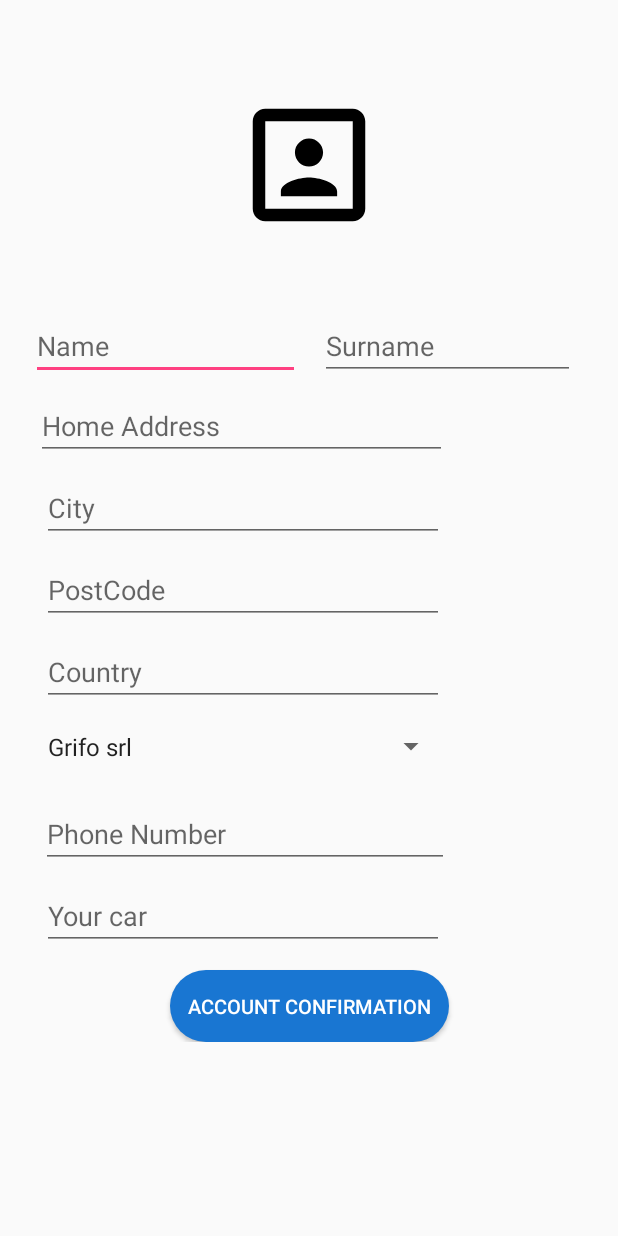
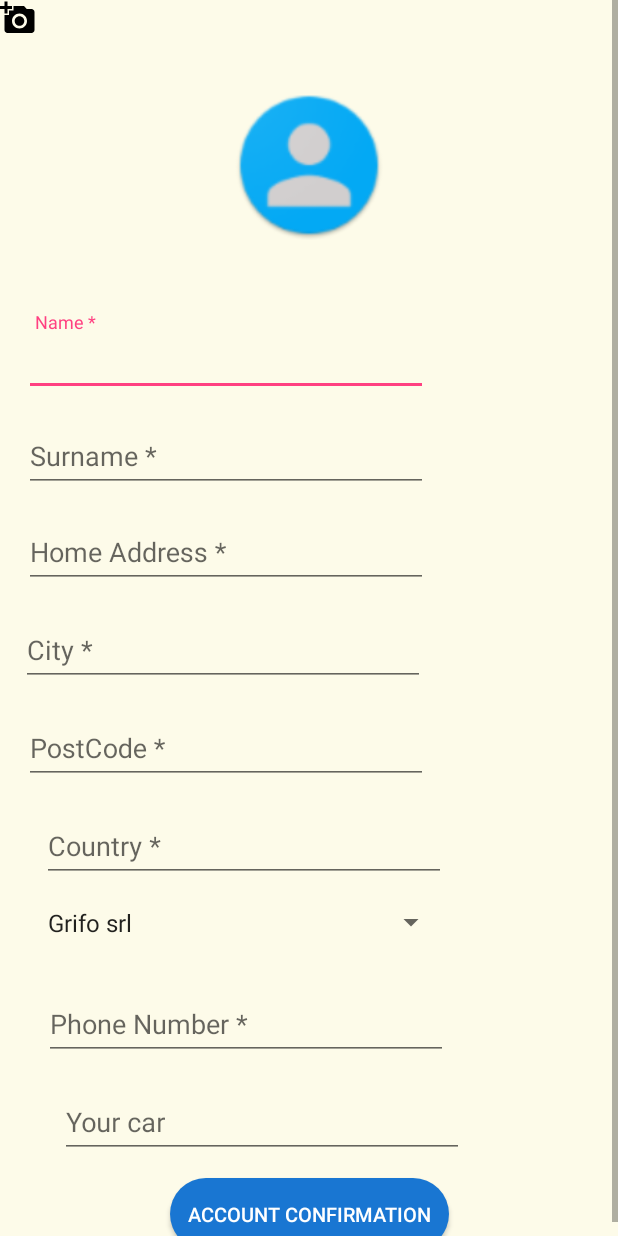
Before and after one commit to tommasotriggiano/CarpoolingProj, an Android app: the layout activity_registration_form.xml on its own in the app's theme, with its tools: preview values and no code run, on a phone screen of 412 x 824 dp. Run offline under Robolectric (Android 15) with nearby library versions, the phone set to English and light mode, and no system bars.

Commit message:
registration form activity

```diff
--- a/app/src/main/AndroidManifest.xml
+++ b/app/src/main/AndroidManifest.xml
@@ -8,6 +8,10 @@
          location permissions for the 'MyLocation' functionality.
     -->
     <uses-permission android:name="android.permission.ACCESS_FINE_LOCATION" />
+    <uses-permission android:name="android.permission.WRITE_EXTERNAL_STORAGE"/>
+    <uses-permission android:name="android.permission.READ_EXTERNAL_STORAGE"/>
+    <uses-permission android:name="android.permission.MEDIA_CONTENT_CONTROL"/>
+    <uses-permission android:name="android.permission.CAMERA"/>
 
     <application
         android:allowBackup="true"
--- a/app/src/main/java/it/uniba/di/sms/carpooling/RegistrationFormActivity.java
+++ b/app/src/main/java/it/uniba/di/sms/carpooling/RegistrationFormActivity.java
@@ -1,12 +1,21 @@
 package it.uniba.di.sms.carpooling;
 
+import android.app.Activity;
+import android.content.DialogInterface;
 import android.content.Intent;
+import android.graphics.Bitmap;
+import android.net.Uri;
+import android.provider.MediaStore;
 import android.support.annotation.NonNull;
+import android.support.v7.app.ActionBar;
+import android.support.v7.app.AlertDialog;
 import android.support.v7.app.AppCompatActivity;
 import android.os.Bundle;
 import android.view.View;
 import android.widget.Button;
 import android.widget.EditText;
+import android.widget.ImageButton;
+import android.widget.ImageView;
 import android.widget.Spinner;
 import android.widget.Toast;
 
@@ -30,7 +39,9 @@ public class RegistrationFormActivity extends AppCompatActivity {
      EditText telefono;
      EditText automobile;
      Button confermaAccount;
-
+     ImageButton addPhoto;
+     Integer REQUEST_CAMERA=1, SELECT_FILE=0;
+     ImageView image;
      //creazione del database
     DatabaseReference databaseUsers;
 
@@ -39,7 +50,8 @@ public class RegistrationFormActivity extends AppCompatActivity {
     protected void onCreate(Bundle savedInstanceState) {
         super.onCreate(savedInstanceState);
         setContentView(R.layout.activity_registration_form);
-
+        image= (ImageView)findViewById(R.id.imageView2) ;
+        addPhoto=(ImageButton)findViewById(R.id.addPhoto);
         //istanza del databse
         databaseUsers = FirebaseDatabase.getInstance().getReference("users");
 
@@ -53,8 +65,6 @@ public class RegistrationFormActivity extends AppCompatActivity {
         telefono = (EditText) findViewById(R.id.Telefono);
         automobile = (EditText) findViewById(R.id.Auto);
         confermaAccount = (Button) findViewById(R.id.confirm);
-
-
         confermaAccount.setOnClickListener(new View.OnClickListener() {
             @Override
             public void onClick(View v) {
@@ -63,10 +73,18 @@ public class RegistrationFormActivity extends AppCompatActivity {
 
             }
         });
+        addPhoto.setOnClickListener(new View.OnClickListener() {
+            @Override
+            public void onClick(View v) {
+                selectImage();
+            }
+        });
 
 
 
     }
+
+
 
 
 
@@ -134,4 +152,43 @@ public class RegistrationFormActivity extends AppCompatActivity {
             }
         });
         }
+
+        public void selectImage(){
+            final CharSequence items []={"Camera","Gallery","Cancel"};
+            AlertDialog.Builder builder= new AlertDialog.Builder(RegistrationFormActivity.this);
+            builder.setTitle("Add a photo ");
+            builder.setItems(items, new DialogInterface.OnClickListener() {
+                @Override
+                public void onClick(DialogInterface dialogInterface, int i) {
+                    if (items[i].equals("Camera")){
+                        Intent intent= new Intent(MediaStore.ACTION_IMAGE_CAPTURE);
+                        startActivityForResult(intent,REQUEST_CAMERA);
+                    }else if (items[i].equals("Gallery")){
+                        Intent intent= new Intent(Intent.ACTION_PICK,android.provider.MediaStore.Images.Media.EXTERNAL_CONTENT_URI);
+                        intent.setType("image/*");
+                        startActivityForResult(intent.createChooser(intent,"Select a file"),SELECT_FILE);
+
+                    }else if (items[i].equals("Cancel")) {
+                        dialogInterface.dismiss();
                     }
+                }
+            });
+            builder.show();
+        }
+
+        @Override
+        public void onActivityResult(int requestCode,int resultCode,Intent data){
+            super.onActivityResult(requestCode,resultCode,data);
+            if (resultCode== Activity.RESULT_OK){
+                if (requestCode== REQUEST_CAMERA){
+                    Bundle bundle = data.getExtras();
+                    final Bitmap bmp= (Bitmap) bundle.get("data");
+                    image.setImageBitmap(bmp);
+
+                }else if (requestCode== SELECT_FILE){
+                        Uri selectImageUri= data.getData();
+                        image.setImageURI(selectImageUri);
+                }
+            }
+        }
+    }
--- /dev/null
+++ b/app/src/main/res/drawable/ic_add_a_photo_black_24dp.xml
@@ -0,0 +1,9 @@
+<vector xmlns:android="http://schemas.android.com/apk/res/android"
+        android:width="24dp"
+        android:height="24dp"
+        android:viewportWidth="24.0"
+        android:viewportHeight="24.0">
+    <path
+        android:fillColor="#FF000000"
+        android:pathData="M3,4L3,1h2v3h3v2L5,6v3L3,9L3,6L0,6L0,4h3zM6,10L6,7h3L9,4h7l1.83,2L21,6c1.1,0 2,0.9 2,2v12c0,1.1 -0.9,2 -2,2L5,22c-1.1,0 -2,-0.9 -2,-2L3,10h3zM13,19c2.76,0 5,-2.24 5,-5s-2.24,-5 -5,-5 -5,2.24 -5,5 2.24,5 5,5zM9.8,14c0,1.77 1.43,3.2 3.2,3.2s3.2,-1.43 3.2,-3.2 -1.43,-3.2 -3.2,-3.2 -3.2,1.43 -3.2,3.2z"/>
+</vector>
--- a/app/src/main/res/layout/activity_login.xml
+++ b/app/src/main/res/layout/activity_login.xml
@@ -5,7 +5,8 @@
     android:layout_width="match_parent"
     android:layout_height="match_parent"
     tools:context="it.uniba.di.sms.carpooling.LoginActivity"
-    android:background="@drawable/sfondo">
+    android:background="@drawable/sfondo"
+    android:theme="@style/ColoredHandleTheme">
 
     <Button
         android:id="@+id/Reg2"
@@ -28,6 +29,7 @@
         android:hint="@string/etUserEmail"
         android:inputType="textEmailAddress"
         android:background="@drawable/edittext_shape"
+        android:textCursorDrawable="@color/colorPrimaryDark"
         android:paddingLeft="15dp"
         android:paddingBottom="25dp"
         android:textColor="#fff"
@@ -42,6 +44,7 @@
         android:layout_height="wrap_content"
         android:layout_marginEnd="16dp"
         android:layout_marginStart="16dp"
+        android:textCursorDrawable="@color/colorPrimaryDark"
         android:layout_marginTop="24dp"
         android:background="@drawable/edittext_shape"
         android:ems="10"
--- a/app/src/main/res/layout/activity_registration.xml
+++ b/app/src/main/res/layout/activity_registration.xml
@@ -5,7 +5,8 @@
     android:layout_width="match_parent"
     android:layout_height="match_parent"
     tools:context="it.uniba.di.sms.carpooling.LoginActivity"
-    android:background="@drawable/sfondo">
+    android:background="@drawable/sfondo"
+    android:theme="@style/ColoredHandleTheme">
 
     <Button
         android:id="@+id/Reg2"
@@ -31,6 +32,7 @@
         android:ems="10"
         android:hint="@string/etUserEmail"
         android:inputType="textEmailAddress"
+        android:textCursorDrawable="@color/colorPrimaryDark"
         android:paddingBottom="25dp"
         android:textColor="#ffff"
         android:textColorHint="#ffff"
@@ -48,6 +50,7 @@
         android:layout_marginEnd="16dp"
         android:layout_marginStart="16dp"
         android:ems="10"
+        android:textCursorDrawable="@color/colorPrimaryDark"
         android:paddingBottom="25dp"
         android:background="@drawable/edittext_shape"
         android:hint="@string/etUserPassword"
--- a/app/src/main/res/layout/activity_registration_form.xml
+++ b/app/src/main/res/layout/activity_registration_form.xml
@@ -4,7 +4,8 @@
     xmlns:tools="http://schemas.android.com/tools"
     android:layout_width="match_parent"
     android:layout_height="match_parent"
-    tools:context="it.uniba.di.sms.carpooling.RegistrationFormActivity">
+    tools:context="it.uniba.di.sms.carpooling.RegistrationFormActivity"
+    android:background="#96fffbdd">
 
 
     <android.support.constraint.ConstraintLayout
@@ -22,95 +23,194 @@
             android:layout_marginStart="142dp"
             android:layout_marginTop="58dp"
             android:contentDescription="@string/etUsername"
-            android:src="@drawable/ic_portrait_black_24dp"
-            app:layout_constraintBottom_toTopOf="@+id/Nome"
+            android:src="@drawable/ic_image_profile"
+            app:layout_constraintBottom_toTopOf="@+id/layout_nome"
             app:layout_constraintEnd_toEndOf="parent"
             app:layout_constraintStart_toStartOf="parent"
             app:layout_constraintTop_toTopOf="parent" />
+        <ImageButton
+            android:id="@+id/addPhoto"
+            android:layout_width="wrap_content"
+            android:layout_height="wrap_content"
+            android:src="@drawable/ic_add_a_photo_black_24dp"
+            android:background="@android:color/transparent"
+            android:layout_marginTop="100dp"
+            android:layout_marginStart="200dp"
+            />
 
-        <EditText
-            android:id="@+id/Nome"
-            android:layout_width="179dp"
-            android:layout_height="0dp"
+
+        <android.support.design.widget.TextInputLayout
+            android:id="@+id/layout_nome"
+            android:layout_width="270dp"
+            android:layout_height="wrap_content"
             android:layout_marginEnd="8dp"
             android:layout_marginStart="16dp"
             android:layout_marginTop="208dp"
+
+            app:layout_constraintStart_toStartOf="parent"
+            app:layout_constraintTop_toTopOf="parent"
+            android:focusable="true">
+            <EditText
+                android:id="@+id/Nome"
+                android:layout_width="269dp"
+                android:layout_height="wrap_content"
+                android:paddingLeft="7dp"
                 android:ems="10"
                 android:hint="@string/Name"
                 android:inputType="textPersonName"
-            app:layout_constraintEnd_toStartOf="@+id/Cognome"
+                 />
+
+        </android.support.design.widget.TextInputLayout>
+
+        <android.support.design.widget.TextInputLayout
+            android:id="@+id/layout_cognome"
+            android:layout_width="270dp"
+            android:layout_height="wrap_content"
+            android:layout_marginStart="16dp"
+            android:layout_marginTop="8dp"
             app:layout_constraintStart_toStartOf="parent"
-            app:layout_constraintTop_toTopOf="parent" />
-
+            app:layout_constraintTop_toBottomOf="@id/layout_nome">
             <EditText
                 android:id="@+id/Cognome"
-            android:layout_width="170dp"
+                android:layout_width="269dp"
                 android:layout_height="wrap_content"
-            android:layout_marginEnd="24dp"
-            android:layout_marginTop="48dp"
                 android:ems="10"
                 android:hint="@string/Surname"
                 android:inputType="textPersonName"
-            app:layout_constraintEnd_toEndOf="parent"
-            app:layout_constraintStart_toEndOf="@+id/Nome"
-            app:layout_constraintTop_toBottomOf="@+id/imageView2" />
+                />
+        </android.support.design.widget.TextInputLayout>
 
+
+      <android.support.design.widget.TextInputLayout
+          android:id="@+id/layout_indirizzo"
+          android:layout_width="270dp"
+          android:layout_height="wrap_content"
+          android:layout_marginEnd="100dp"
+          android:layout_marginStart="16dp"
+          android:layout_marginTop="8dp"
+          app:layout_constraintStart_toStartOf="parent"
+          app:layout_constraintTop_toBottomOf="@+id/layout_cognome">
           <EditText
               android:id="@+id/Indirizzo"
-            android:layout_width="274dp"
+              android:layout_width="269dp"
               android:layout_height="wrap_content"
-            android:layout_marginEnd="100dp"
-            android:layout_marginStart="10dp"
-            android:layout_marginTop="8dp"
               android:ems="10"
               android:hint="@string/Address"
               android:inputType="textPostalAddress"
-            app:layout_constraintEnd_toEndOf="parent"
-            app:layout_constraintStart_toStartOf="parent"
-            app:layout_constraintTop_toBottomOf="@+id/Nome" />
+              />
 
-        <EditText
-            android:id="@+id/Telefono"
-            android:layout_width="272dp"
-            android:layout_height="wrap_content"
-            android:layout_marginEnd="100dp"
-            android:layout_marginStart="14dp"
-            android:layout_marginTop="18dp"
-            android:ems="10"
-            android:hint="@string/Phone"
-            android:inputType="phone"
-            app:layout_constraintEnd_toEndOf="parent"
-            app:layout_constraintStart_toStartOf="parent"
-            app:layout_constraintTop_toBottomOf="@+id/Azienda" />
+      </android.support.design.widget.TextInputLayout>
 
-        <Button
-            android:id="@+id/confirm"
-            android:background="@drawable/button_shape"
-            android:layout_width="186dp"
-            android:layout_height="wrap_content"
-            android:layout_marginTop="13dp"
-            android:text="@string/Conferma"
-            android:textAppearance="@style/TextAppearance.AppCompat.Widget.ActionBar.Menu"
-            android:textColor="@android:color/white"
-            android:textSize="13sp"
-            app:layout_constraintEnd_toEndOf="parent"
-            app:layout_constraintStart_toStartOf="parent"
-            app:layout_constraintTop_toBottomOf="@+id/Auto"
-            tools:text="@string/Conferma" />
-
-        <EditText
-            android:id="@+id/Auto"
-            android:layout_width="268dp"
+        <android.support.design.widget.TextInputLayout
+            android:id="@+id/layout_citta"
+            android:layout_width="270dp"
             android:layout_height="wrap_content"
             android:layout_marginEnd="102dp"
             android:layout_marginStart="14dp"
             android:layout_marginTop="9dp"
+            app:layout_constraintBottom_toTopOf="@+id/layout_cap"
+            app:layout_constraintStart_toStartOf="parent"
+            app:layout_constraintTop_toBottomOf="@+id/layout_indirizzo">
+            <EditText
+                android:id="@+id/città"
+                android:layout_width="269dp"
+                android:layout_height="wrap_content"
+                android:ems="10"
+                android:inputType="textPersonName"
+                android:hint="@string/città"
+                />
+        </android.support.design.widget.TextInputLayout>
+
+        <android.support.design.widget.TextInputLayout
+            android:id="@+id/layout_cap"
+            android:layout_width="270dp"
+            android:layout_height="wrap_content"
+            android:layout_marginEnd="102dp"
+            android:layout_marginStart="16dp"
+            android:layout_marginTop="9dp"
+            app:layout_constraintBottom_toTopOf="@+id/layout_nazione"
+            app:layout_constraintStart_toStartOf="parent"
+            app:layout_constraintTop_toBottomOf="@+id/layout_citta"
+          >
+            <EditText
+                android:id="@+id/cap"
+                android:layout_width="269dp"
+                android:layout_height="wrap_content"
+                android:ems="10"
+                android:inputType="number"
+                android:hint="@string/cap"
+                />
+        </android.support.design.widget.TextInputLayout>
+        <android.support.design.widget.TextInputLayout
+            android:id="@+id/layout_nazione"
+            android:layout_width="270dp"
+            android:layout_height="wrap_content"
+            android:layout_marginEnd="102dp"
+            android:layout_marginStart="16dp"
+            android:layout_marginTop="9dp"
+            app:layout_constraintBottom_toTopOf="@+id/Azienda"
+            app:layout_constraintEnd_toEndOf="parent"
+            app:layout_constraintStart_toStartOf="parent"
+            app:layout_constraintTop_toBottomOf="@+id/layout_cap"
+            >
+            <EditText
+                android:id="@+id/nazione"
+                android:layout_width="269dp"
+                android:layout_height="wrap_content"
+                android:ems="10"
+                android:inputType="textPersonName"
+                android:hint="@string/nazione"
+                />
+        </android.support.design.widget.TextInputLayout>
+
+       <android.support.design.widget.TextInputLayout
+           android:id="@+id/layout_telefono"
+           android:layout_width="270dp"
+           android:layout_height="wrap_content"
+           android:layout_marginEnd="100dp"
+           android:layout_marginStart="16dp"
+           android:layout_marginTop="18dp"
+           app:layout_constraintEnd_toEndOf="parent"
+           app:layout_constraintStart_toStartOf="parent"
+           app:layout_constraintTop_toBottomOf="@+id/Azienda">
+           <EditText
+               android:id="@+id/Telefono"
+               android:layout_width="269dp"
+               android:layout_height="wrap_content"
+               android:ems="10"
+               android:hint="@string/Phone"
+               android:inputType="phone"
+               />
+
+       </android.support.design.widget.TextInputLayout>
+
+        <android.support.design.widget.TextInputLayout
+            android:id="@+id/layout_auto"
+            android:layout_width="270dp"
+            android:layout_height="wrap_content"
+            android:layout_marginEnd="102dp"
+            android:layout_marginStart="14dp"
+            android:layout_marginTop="9dp"
+            app:layout_constraintEnd_toEndOf="parent"
+            app:layout_constraintTop_toBottomOf="@+id/layout_telefono"
+            >
+            <EditText
+                android:id="@+id/Auto"
+                android:layout_width="269dp"
+                android:layout_height="wrap_content"
+
                 android:ems="10"
                 android:hint="@string/Car"
                 android:inputType="textPersonName"
-            app:layout_constraintEnd_toEndOf="parent"
-            app:layout_constraintStart_toStartOf="parent"
-            app:layout_constraintTop_toBottomOf="@+id/Telefono" />
+                />
+
+
+        </android.support.design.widget.TextInputLayout>
+
+
+
+
+
 
         <Spinner
             android:id="@+id/Azienda"
@@ -121,57 +221,26 @@
             android:layout_marginStart="10dp"
             android:layout_marginTop="9dp"
             android:entries="@array/Companies"
-            app:layout_constraintBottom_toTopOf="@+id/Telefono"
+            app:layout_constraintBottom_toTopOf="@+id/layout_telefono"
             app:layout_constraintEnd_toEndOf="parent"
             app:layout_constraintStart_toStartOf="parent"
-            app:layout_constraintTop_toBottomOf="@+id/nazione" />
+            app:layout_constraintTop_toBottomOf="@+id/layout_nazione" />
 
-        <EditText
-            android:id="@+id/città"
-            android:layout_width="268dp"
+
+
+        <Button
+            android:id="@+id/confirm"
+            android:background="@drawable/button_shape"
+            android:layout_width="186dp"
             android:layout_height="wrap_content"
-            android:ems="10"
-            android:inputType="textPersonName"
-            android:hint="@string/città"
-            android:layout_marginEnd="102dp"
-            android:layout_marginStart="14dp"
-            android:layout_marginTop="9dp"
-            app:layout_constraintBottom_toTopOf="@+id/cap"
+            android:layout_marginTop="13dp"
+            android:text="@string/Conferma"
+            android:textColor="@android:color/white"
+            android:textSize="13sp"
             app:layout_constraintEnd_toEndOf="parent"
             app:layout_constraintStart_toStartOf="parent"
-            app:layout_constraintTop_toBottomOf="@+id/Indirizzo" />
-
-        <EditText
-            android:id="@+id/cap"
-            android:layout_width="268dp"
-            android:layout_height="wrap_content"
-            android:ems="10"
-            android:inputType="number"
-            android:hint="@string/cap"
-            android:layout_marginEnd="102dp"
-            android:layout_marginStart="14dp"
-            android:layout_marginTop="9dp"
-            app:layout_constraintBottom_toTopOf="@+id/nazione"
-            app:layout_constraintEnd_toEndOf="parent"
-            app:layout_constraintStart_toStartOf="parent"
-            app:layout_constraintTop_toBottomOf="@+id/città" />
-        <EditText
-            android:id="@+id/nazione"
-
-            android:layout_width="268dp"
-            android:layout_height="wrap_content"
-            android:ems="10"
-            android:inputType="textPersonName"
-            android:hint="@string/nazione"
-            android:layout_marginEnd="102dp"
-            android:layout_marginStart="14dp"
-            android:layout_marginTop="9dp"
-            app:layout_constraintBottom_toTopOf="@+id/spinner"
-            app:layout_constraintEnd_toEndOf="parent"
-            app:layout_constraintStart_toStartOf="parent"
-            app:layout_constraintTop_toBottomOf="@+id/cap" />
-
-
+            app:layout_constraintTop_toBottomOf="@+id/layout_auto"
+            tools:text="@string/Conferma" />
     </android.support.constraint.ConstraintLayout>
 
 </ScrollView>
--- a/app/src/main/res/values/strings.xml
+++ b/app/src/main/res/values/strings.xml
@@ -33,18 +33,19 @@
 
     <!--Registration form activity-->
     <!--Layout-->
-    <string name="Name">Name</string>
-    <string name="Surname">Surname</string>
-    <string name="Address">Home Address</string>
-    <string name="città">City</string>
-    <string name="cap">PostCode</string>
-    <string name="nazione">Country</string>
+    <string name="obbligatorio">* Required field</string>
+    <string name="Name">Name *</string>
+    <string name="Surname">Surname *</string>
+    <string name="Address">Home Address *</string>
+    <string name="città">City *</string>
+    <string name="cap">PostCode *</string>
+    <string name="nazione">Country *</string>
     <array name="Companies">
         <item>Grifo srl</item>
         <item>Exprivia srl</item>
     </array>
-    <string name="Phone">Phone Number</string>
-    <string name="Car">Your car</string>
+    <string name="Phone">Phone Number *</string>
+    <string name="Car">Your car </string>
     <string name="Conferma">Account Confirmation</string>
     <!--message-->
     <string name="EntName">Enter your name</string>
--- a/app/src/main/res/values/styles.xml
+++ b/app/src/main/res/values/styles.xml
@@ -6,6 +6,9 @@
         <item name="colorPrimary">@color/colorPrimary</item>
         <item name="colorPrimaryDark">@color/colorPrimaryDark</item>
         <item name="colorAccent">@color/colorAccent</item>
+    </style>
+    <style name="ColoredHandleTheme">
+        <item name="colorControlActivated">@color/colorPrimaryDark</item>
     </style>
 
     <style name="FullscreenTheme" parent="AppTheme">
```
Also changed, not shown: app/src/main/res/drawable/ic_image_profile.png (added), 1 other file. Lines whose indentation alone changed are shown as unchanged.
